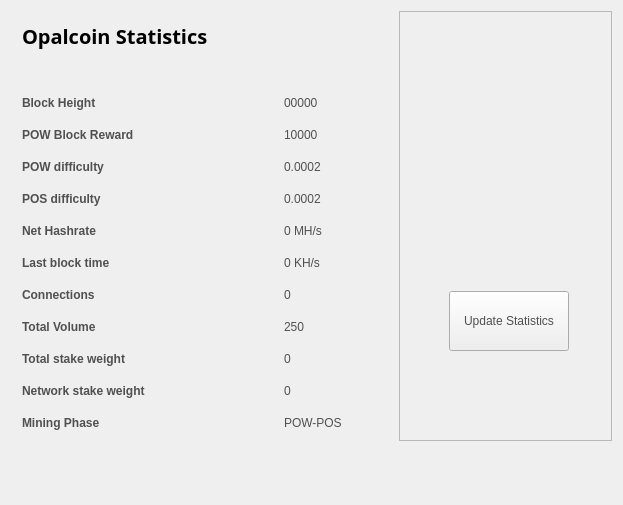
Qt form src/qt/forms/statisticspage.ui (OpalCoin/OpalCoin) before a commit.
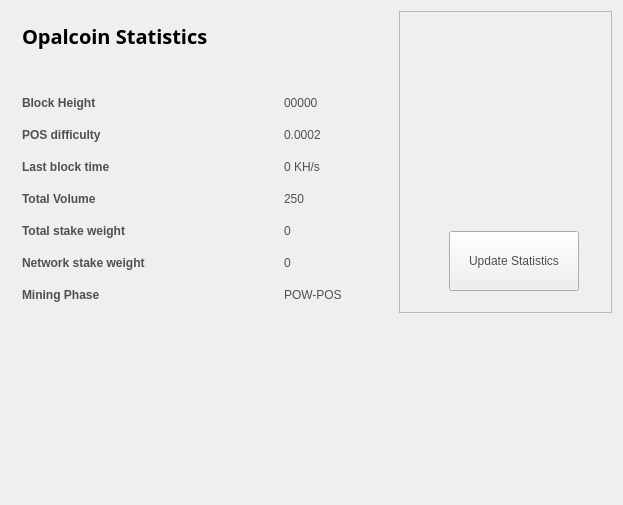
The same form after that commit. Icons and pictures are not drawn.

Commit message: Fix Stats Page

```diff
--- a/src/qt/forms/statisticspage.ui
+++ b/src/qt/forms/statisticspage.ui
@@ -42,8 +42,8 @@
       <property name="geometry">
        <rect>
         <x>50</x>
-        <y>280</y>
-        <width>120</width>
+        <y>220</y>
+        <width>130</width>
         <height>60</height>
        </rect>
       </property>
@@ -121,34 +121,6 @@
           </property>
          </widget>
         </item>
-        <item row="2" column="0">
-         <widget class="QLabel" name="label_12">
-          <property name="text">
-           <string>&lt;html&gt;&lt;head/&gt;&lt;body&gt;&lt;p&gt;&lt;span style=&quot; font-weight:600;&quot;&gt;POW Block Reward&lt;/span&gt;&lt;/p&gt;&lt;/body&gt;&lt;/html&gt;</string>
-          </property>
-         </widget>
-        </item>
-        <item row="2" column="1">
-         <widget class="QLabel" name="rewardBox">
-          <property name="text">
-           <string>10000</string>
-          </property>
-         </widget>
-        </item>
-        <item row="3" column="0">
-         <widget class="QLabel" name="label_13">
-          <property name="text">
-           <string>&lt;html&gt;&lt;head/&gt;&lt;body&gt;&lt;p&gt;&lt;span style=&quot; font-weight:600;&quot;&gt;POW difficulty&lt;/span&gt;&lt;/p&gt;&lt;/body&gt;&lt;/html&gt;</string>
-          </property>
-         </widget>
-        </item>
-        <item row="3" column="1">
-         <widget class="QLabel" name="diffBox">
-          <property name="text">
-           <string>0.0002</string>
-          </property>
-         </widget>
-        </item>
         <item row="4" column="0">
          <widget class="QLabel" name="label_9">
           <property name="text">
@@ -163,13 +135,6 @@
           </property>
          </widget>
         </item>
-        <item row="5" column="1">
-         <widget class="QLabel" name="pawrateBox">
-          <property name="text">
-           <string>0 MH/s</string>
-          </property>
-         </widget>
-        </item>
         <item row="6" column="0">
          <widget class="QLabel" name="label3_2">
           <property name="sizePolicy">
@@ -191,82 +156,61 @@
          </widget>
         </item>
         <item row="7" column="0">
-         <widget class="QLabel" name="label1_2">
-          <property name="text">
-           <string>&lt;html&gt;&lt;head/&gt;&lt;body&gt;&lt;p&gt;&lt;span style=&quot; font-weight:600;&quot;&gt;Connections&lt;/span&gt;&lt;/p&gt;&lt;/body&gt;&lt;/html&gt;</string>
-          </property>
-         </widget>
-        </item>
-        <item row="7" column="1">
-         <widget class="QLabel" name="connectionBox">
-          <property name="text">
-           <string>0</string>
-          </property>
-         </widget>
-        </item>
-        <item row="8" column="0">
          <widget class="QLabel" name="label_8">
           <property name="text">
            <string>&lt;html&gt;&lt;head/&gt;&lt;body&gt;&lt;p&gt;&lt;span style=&quot; font-weight:600;&quot;&gt;Total Volume&lt;/span&gt;&lt;/p&gt;&lt;/body&gt;&lt;/html&gt;</string>
           </property>
          </widget>
         </item>
-        <item row="8" column="1">
+        <item row="7" column="1">
          <widget class="QLabel" name="volumeBox">
           <property name="text">
            <string>250</string>
           </property>
          </widget>
         </item>
-        <item row="9" column="0">
+        <item row="8" column="0">
          <widget class="QLabel" name="label_10">
           <property name="text">
            <string>&lt;html&gt;&lt;head/&gt;&lt;body&gt;&lt;p&gt;&lt;span style=&quot; font-weight:600;&quot;&gt;Total stake weight&lt;/span&gt;&lt;/p&gt;&lt;/body&gt;&lt;/html&gt;</string>
           </property>
          </widget>
         </item>
-        <item row="9" column="1">
+        <item row="8" column="1">
          <widget class="QLabel" name="minBox">
           <property name="text">
            <string>0</string>
           </property>
          </widget>
         </item>
-        <item row="10" column="0">
+        <item row="9" column="0">
          <widget class="QLabel" name="label_11">
           <property name="text">
            <string>&lt;html&gt;&lt;head/&gt;&lt;body&gt;&lt;p&gt;&lt;span style=&quot; font-weight:600;&quot;&gt;Network stake weight&lt;/span&gt;&lt;/p&gt;&lt;/body&gt;&lt;/html&gt;</string>
           </property>
          </widget>
         </item>
-        <item row="10" column="1">
+        <item row="9" column="1">
          <widget class="QLabel" name="maxBox">
           <property name="text">
            <string>0</string>
           </property>
          </widget>
         </item>
-        <item row="11" column="0">
+        <item row="10" column="0">
          <widget class="QLabel" name="label_15">
           <property name="text">
            <string>&lt;html&gt;&lt;head/&gt;&lt;body&gt;&lt;p&gt;&lt;span style=&quot; font-weight:600;&quot;&gt;Mining Phase&lt;/span&gt;&lt;/p&gt;&lt;/body&gt;&lt;/html&gt;</string>
           </property>
          </widget>
         </item>
-        <item row="11" column="1">
+        <item row="10" column="1">
          <widget class="QLabel" name="cBox">
           <property name="text">
            <string>POW-POS</string>
           </property>
          </widget>
         </item>
-        <item row="5" column="0">
-         <widget class="QLabel" name="label_16">
-          <property name="text">
-           <string>&lt;html&gt;&lt;head/&gt;&lt;body&gt;&lt;p&gt;&lt;span style=&quot; font-weight:600;&quot;&gt;Net Hashrate&lt;/span&gt;&lt;/p&gt;&lt;/body&gt;&lt;/html&gt;</string>
-          </property>
-         </widget>
-        </item>
        </layout>
       </item>
       <item row="1" column="0">
```
The commit also changes 1 other file.
